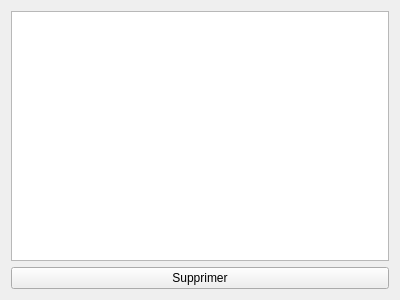
First picture: the form in vue/listecontacts.ui, repository rom1504/rcontact, before the edit.
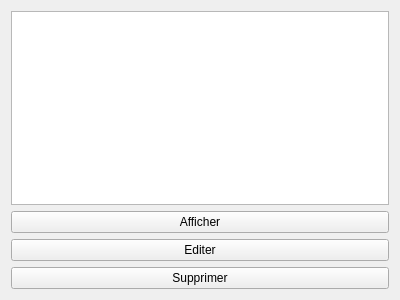
Second picture: the form after the edit.

The edit to the form file:
```diff
--- a/vue/listecontacts.ui
+++ b/vue/listecontacts.ui
@@ -17,6 +17,20 @@
    <item>
     <widget class="QListView" name="listeContacts"/>
    </item>
+   <item>
+    <widget class="QPushButton" name="pushButtonAfficher">
+     <property name="text">
+      <string>Afficher</string>
+     </property>
+    </widget>
+   </item>
+   <item>
+    <widget class="QPushButton" name="pushButtonEditer">
+     <property name="text">
+      <string>Editer</string>
+     </property>
+    </widget>
+   </item>
    <item>
     <widget class="QPushButton" name="pushButtonSupprimer">
      <property name="text">
```
